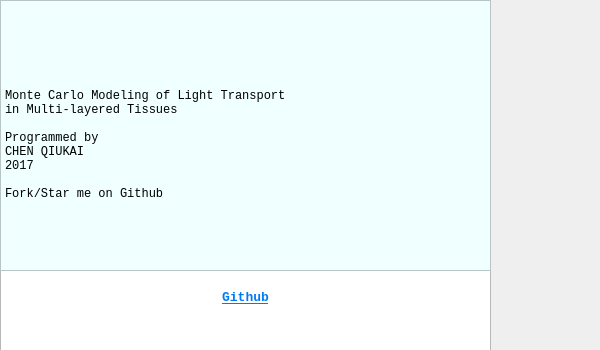
Before: the Qt Designer form mainwidgets/about.ui in SimonCqk/Photon_Propagation_Simulation, drawn with Qt 5.
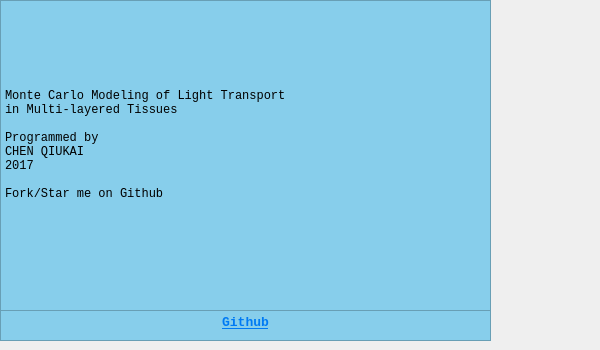
After: the same form once the commit is applied.

Commit message: set up some style sheet.

The edit to the form file:
```diff
--- a/mainwidgets/about.ui
+++ b/mainwidgets/about.ui
@@ -17,9 +17,9 @@
             <property name="geometry">
                 <rect>
                     <x>0</x>
-                    <y>270</y>
+     <y>310</y>
                     <width>491</width>
-                    <height>81</height>
+     <height>31</height>
                 </rect>
             </property>
             <property name="font">
@@ -32,14 +32,13 @@
                 </font>
             </property>
             <property name="styleSheet">
-                <string notr="true"/>
+    <string notr="true">background-color:rgb(135,206,235);</string>
             </property>
             <property name="html">
                 <string>&lt;!DOCTYPE HTML PUBLIC &quot;-//W3C//DTD HTML 4.0//EN&quot; &quot;http://www.w3.org/TR/REC-html40/strict.dtd&quot;&gt;
 &lt;html&gt;&lt;head&gt;&lt;meta name=&quot;qrichtext&quot; content=&quot;1&quot; /&gt;&lt;style type=&quot;text/css&quot;&gt;
 p, li { white-space: pre-wrap; }
 &lt;/style&gt;&lt;/head&gt;&lt;body style=&quot; font-family:'Consolas'; font-size:10pt; font-weight:400; font-style:normal;&quot;&gt;
-&lt;p align=&quot;center&quot; style=&quot;-qt-paragraph-type:empty; margin-top:0px; margin-bottom:0px; margin-left:0px; margin-right:0px; -qt-block-indent:0; text-indent:0px;&quot;&gt;&lt;br /&gt;&lt;/p&gt;
 &lt;p align=&quot;center&quot; style=&quot; margin-top:0px; margin-bottom:0px; margin-left:0px; margin-right:0px; -qt-block-indent:0; text-indent:0px;&quot;&gt;&lt;a href=&quot;https://github.com/SimonCqk/Model_of_LightTransport&quot;&gt;&lt;span style=&quot; font-family:'SimSun'; font-weight:600; text-decoration: underline; color:#007af4;&quot;&gt;Github&lt;/span&gt;&lt;/a&gt;&lt;/p&gt;&lt;/body&gt;&lt;/html&gt;</string>
             </property>
         </widget>
@@ -49,7 +48,7 @@
                     <x>0</x>
                     <y>0</y>
                     <width>491</width>
-                    <height>271</height>
+     <height>311</height>
                 </rect>
             </property>
             <property name="font">
@@ -58,7 +57,7 @@
                 </font>
             </property>
             <property name="styleSheet">
-                <string notr="true">background-color:rgb(240,255,255);</string>
+    <string notr="true">background-color:rgb(135,206,235);</string>
             </property>
             <property name="readOnly">
                 <bool>false</bool>
```
Lines whose indentation alone changed are shown as unchanged. The commit also changes 5 other files.
